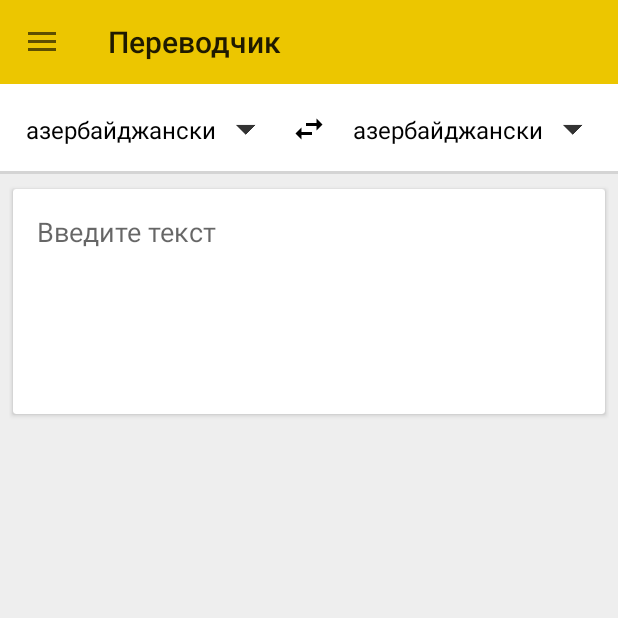
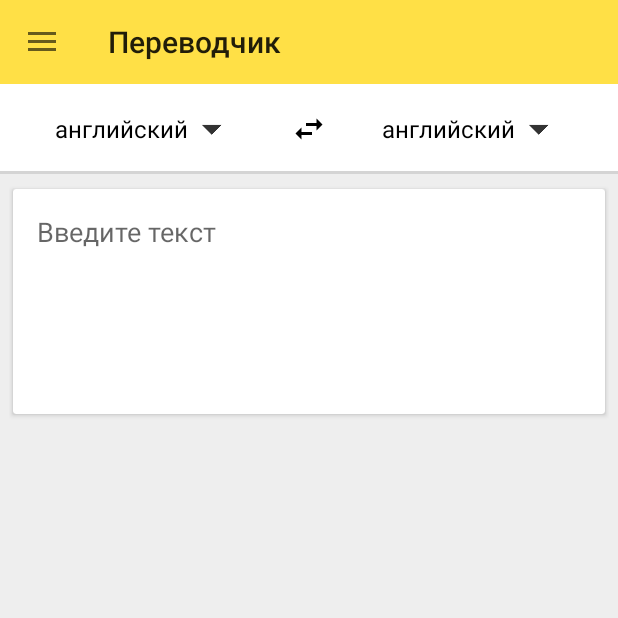
Before and after one commit to chichkanov/Yandex_Translate, an Android app: the screen it shows after launch (NavigationActivity), on a phone screen of 412 x 824 dp, the top half of it. Run offline under Robolectric (Android 15) with nearby library versions, the phone set to English and light mode, and no system bars.

Commit message:
layout improvements

```diff
--- a/app/src/main/java/com/chichkanov/yandex_translate/ConstResources.java
+++ b/app/src/main/java/com/chichkanov/yandex_translate/ConstResources.java
@@ -15,11 +15,12 @@ public class ConstResources {
 
     private static HashMap<String, String> createMap()
     {
-        HashMap<String,String> lang = new HashMap<String,String>();
+        HashMap<String,String> lang = new HashMap<>();
+        lang.put("английский", "en");
+        lang.put("русский", "ru");
         lang.put("азербайджанский", "az");
         lang.put("албанский", "sq");
         lang.put("амхарский", "am");
-        lang.put("английский", "en");
         lang.put("арабский", "ar");
         lang.put("армянский", "hy");
         lang.put("африкаанс", "af");
@@ -75,7 +76,6 @@ public class ConstResources {
         lang.put("польский", "pl");
         lang.put("португальский", "pt");
         lang.put("румынский", "ro");
-        lang.put("русский", "ru");
         lang.put("себуанский", "seb");
         lang.put("сербский", "sr");
         lang.put("сингальский", "si");
--- a/app/src/main/java/com/chichkanov/yandex_translate/SwitchLanguageView.java
+++ b/app/src/main/java/com/chichkanov/yandex_translate/SwitchLanguageView.java
@@ -38,7 +38,7 @@ public class SwitchLanguageView extends RelativeLayout {
         switchLanguage = (ImageButton) findViewById(R.id.ib_translate_switch);
         adapter = ArrayAdapter.createFromResource(getContext(),
                 R.array.languages_array, R.layout.spinner_item_main);
-        adapter.setDropDownViewResource(android.R.layout.simple_spinner_dropdown_item);
+        adapter.setDropDownViewResource(R.layout.spinner_dropdown_item);
         spinnerFrom.setAdapter(adapter);
         spinnerTo.setAdapter(adapter);
 
--- a/app/src/main/java/com/chichkanov/yandex_translate/TranslateFormView.java
+++ b/app/src/main/java/com/chichkanov/yandex_translate/TranslateFormView.java
@@ -4,6 +4,8 @@ import android.content.Context;
 import android.text.Editable;
 import android.text.TextWatcher;
 import android.util.AttributeSet;
+import android.util.Log;
+import android.view.KeyEvent;
 import android.view.LayoutInflater;
 import android.view.View;
 import android.widget.EditText;
@@ -14,7 +16,7 @@ import android.widget.RelativeLayout;
  * Created by chichkanov on 15.04.17.
  */
 
-public class TranslateFormView extends RelativeLayout {
+public class TranslateFormView extends RelativeLayout{
 
     private EditText editText;
     private ImageButton imageButton;
@@ -40,6 +42,9 @@ public class TranslateFormView extends RelativeLayout {
                 editText.getText().clear();
             }
         });
+
+        editText.setHorizontallyScrolling(false);
+        editText.setLines(4);
         editText.addTextChangedListener(new TextWatcher() {
             @Override
             public void beforeTextChanged(CharSequence s, int start, int count, int after) {
@@ -55,7 +60,9 @@ public class TranslateFormView extends RelativeLayout {
             public void afterTextChanged(Editable s) {
                 if (s.toString().trim().length() > 0) {
                     imageButton.setVisibility(VISIBLE);
-                    if (textChangingListener != null) textChangingListener.initTranslation();
+                    if (textChangingListener != null) {
+                        textChangingListener.initTranslation();
+                    }
                 } else {
                     imageButton.setVisibility(INVISIBLE);
                     if (textChangingListener != null) textChangingListener.removeTranslation();
--- a/app/src/main/java/com/chichkanov/yandex_translate/TranslateFragment.java
+++ b/app/src/main/java/com/chichkanov/yandex_translate/TranslateFragment.java
@@ -8,6 +8,7 @@ import android.support.annotation.Nullable;
 import android.support.v4.app.Fragment;
 import android.support.v4.content.SharedPreferencesCompat;
 import android.util.Log;
+import android.view.KeyEvent;
 import android.view.LayoutInflater;
 import android.view.View;
 import android.view.ViewGroup;
@@ -76,7 +77,6 @@ public class TranslateFragment extends Fragment {
         translateForm.setTextChangingListener(new TranslateFormView.TextChangingListener() {
             @Override
             public void initTranslation() {
-                showTranslatedForm();
                 loadTranslate();
             }
 
@@ -155,6 +155,7 @@ public class TranslateFragment extends Fragment {
                 @Override
                 public void onResponse(Call<YandexTranslateResponse> call, Response<YandexTranslateResponse> response) {
                     if (response.isSuccessful()) {
+                        showTranslatedForm();
                         translatedForm.setText(response.body().getText().get(0));
                     } else {
                         Toast.makeText(getContext(), String.valueOf(response.code()), Toast.LENGTH_SHORT).show();
@@ -163,7 +164,6 @@ public class TranslateFragment extends Fragment {
 
                 @Override
                 public void onFailure(Call<YandexTranslateResponse> call, Throwable t) {
-
                 }
             });
         }
--- a/app/src/main/res/layout/spinner_item_main.xml
+++ b/app/src/main/res/layout/spinner_item_main.xml
@@ -2,7 +2,8 @@
     android:layout_width="wrap_content"
     android:layout_height="wrap_content"
     android:drawableRight="@drawable/ic_arrow_down"
+    android:ellipsize="end"
     android:gravity="center"
+    android:maxLines="1"
     android:textColor="@android:color/black"
-    android:textSize="16sp"
-    android:maxLines="1" />
+    android:textSize="16sp" />
--- a/app/src/main/res/layout/view_et_translate.xml
+++ b/app/src/main/res/layout/view_et_translate.xml
@@ -21,8 +21,7 @@
             android:gravity="top|left"
             android:hint="@string/translate_hint"
             android:imeOptions="flagNoExtractUi"
-            android:lines="4"
-            android:scrollbars="vertical" />
+            android:inputType="text"/>
 
         <android.support.v7.widget.AppCompatImageButton
             android:id="@+id/btn_translate_clear"
--- a/app/src/main/res/layout/view_form_translated.xml
+++ b/app/src/main/res/layout/view_form_translated.xml
@@ -15,9 +15,8 @@
         android:layout_width="match_parent"
         android:layout_height="wrap_content"
         android:orientation="horizontal"
-            android:padding="8dp"
-            android:scrollbars="vertical">
-
+        android:scrollbars="vertical"
+        android:padding="8dp">
         <TextView
             android:id="@+id/tv_translated"
             android:layout_width="wrap_content"
--- a/app/src/main/res/values/colors.xml
+++ b/app/src/main/res/values/colors.xml
@@ -1,7 +1,7 @@
 <?xml version="1.0" encoding="utf-8"?>
 <resources>
-    <color name="colorPrimary">#ecc600</color>
-    <color name="colorPrimaryDark">#d6b300</color>
+    <color name="colorPrimary">#FFE046</color>
+    <color name="colorPrimaryDark">#E1C63E</color>
     <color name="colorAccent">#FF4081</color>
     <color name="grey">#EEEEEE</color>
 </resources>
--- a/app/src/main/res/values/strings.xml
+++ b/app/src/main/res/values/strings.xml
@@ -17,10 +17,11 @@
     <string name="translate_fav_btn">Mark as favourite word</string>
 
     <string-array name="languages_array">
+        <item>английский</item>
+        <item>русский</item>
         <item>азербайджанский</item>
         <item>албанский</item>
         <item>амхарский</item>
-        <item>английский</item>
         <item>арабский</item>
         <item>армянский</item>
         <item>африкаанс</item>
@@ -77,7 +78,6 @@
         <item>польский</item>
         <item>португальский</item>
         <item>румынский</item>
-        <item>русский</item>
         <item>себуанский</item>
         <item>сербский</item>
         <item>сингальский</item>
```
Also changed, not shown: app/src/main/res/layout/spinner_dropdown_item.xml (added, +10 -0 lines). Lines whose indentation alone changed are shown as unchanged.
